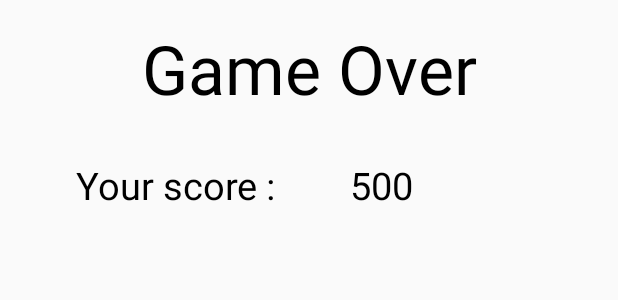
After one commit to NicoleNikishenko/2048Game, an Android app: the layout gameover_layout.xml on its own in the app's theme, with its tools: preview values and no code run, on a phone screen of 412 x 824 dp. The commit adds this screen. Shown: the top 300 px of the screen. Run offline under Robolectric (Android 15) with nearby library versions, the phone set to English and light mode, and no system bars.

Commit message:
GameOverAdded

```diff
--- /dev/null
+++ b/app/src/main/res/layout/gameover_layout.xml
@@ -0,0 +1,52 @@
+<?xml version="1.0" encoding="utf-8"?>
+<androidx.constraintlayout.widget.ConstraintLayout
+    xmlns:android="http://schemas.android.com/apk/res/android" android:layout_width="match_parent"
+    android:layout_height="match_parent">
+
+
+    <RelativeLayout
+        xmlns:android="http://schemas.android.com/apk/res/android"
+        android:layout_width="match_parent"
+        android:layout_height="match_parent">
+
+        <TextView
+            android:layout_width="match_parent"
+            android:layout_height="wrap_content"
+            android:id="@+id/gameovertitle_tv"
+            android:text="@string/gameover_title"
+            android:gravity="center"
+            android:textSize="45sp"
+            android:textColor="#000"
+            android:layout_marginTop="15dp"/>
+
+        <TextView
+            android:layout_width="wrap_content"
+            android:layout_height="wrap_content"
+            android:id="@+id/gameoveryourscore_tv"
+            android:gravity="center"
+            android:layout_below="@id/gameovertitle_tv"
+            android:text="@string/gameover_yourscore"
+            android:layout_marginLeft="50dp"
+            android:layout_marginTop="30dp"
+            android:textSize="25sp"
+            android:textColor="#000"/>
+
+        <TextView
+            android:layout_width="wrap_content"
+            android:layout_height="wrap_content"
+            android:id="@+id/gameoverscore_tv"
+            android:gravity="center"
+            android:textColor="#000"
+            android:textSize="25sp"
+            android:layout_below="@id/gameovertitle_tv"
+            android:layout_toRightOf="@id/gameoveryourscore_tv"
+            android:text="500"
+            android:layout_marginLeft="50dp"
+            android:layout_marginTop="30dp"/>
+
+
+
+
+    </RelativeLayout>
+
+</androidx.constraintlayout.widget.ConstraintLayout>
--- a/app/src/main/res/values/strings.xml
+++ b/app/src/main/res/values/strings.xml
@@ -1,3 +1,5 @@
 <resources>
     <string name="app_name">2048Game</string>
+    <string name="gameover_title">Game Over</string>
+    <string name="gameover_yourscore">Your score :</string>
 </resources>
```
Also changed, not shown: app/src/main/java/com/example/a2048game/GameBoard.java (+71 -2 lines), app/src/main/java/com/example/a2048game/GameView.java (+39 -3 lines), app/src/main/java/com/example/a2048game/MainActivity.java (+12 -1 lines), app/src/main/java/com/example/a2048game/MainThread.java (+5 -2 lines), app/src/main/java/com/example/a2048game/Tiles/Tile.java (+6 -2 lines), app/src/main/res/drawable-v24/gameover.png (added).
